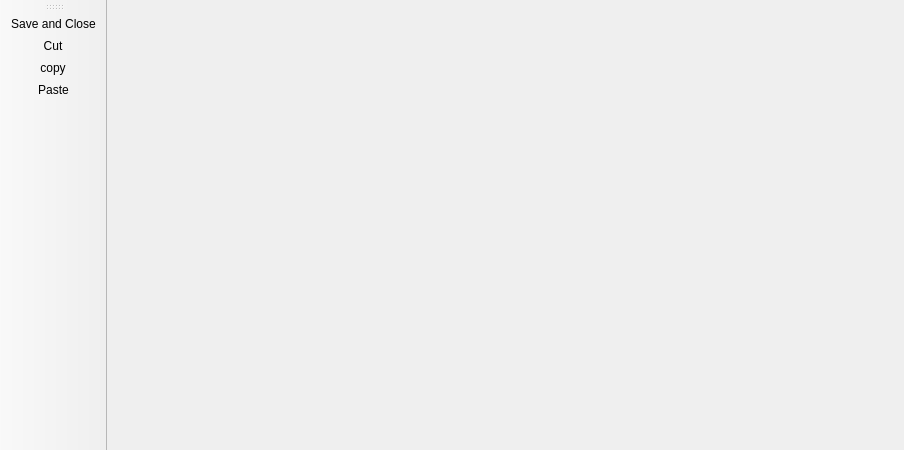
jonasgitt/ScriptMax-TreeView, file sampletable.ui: the form before one commit.
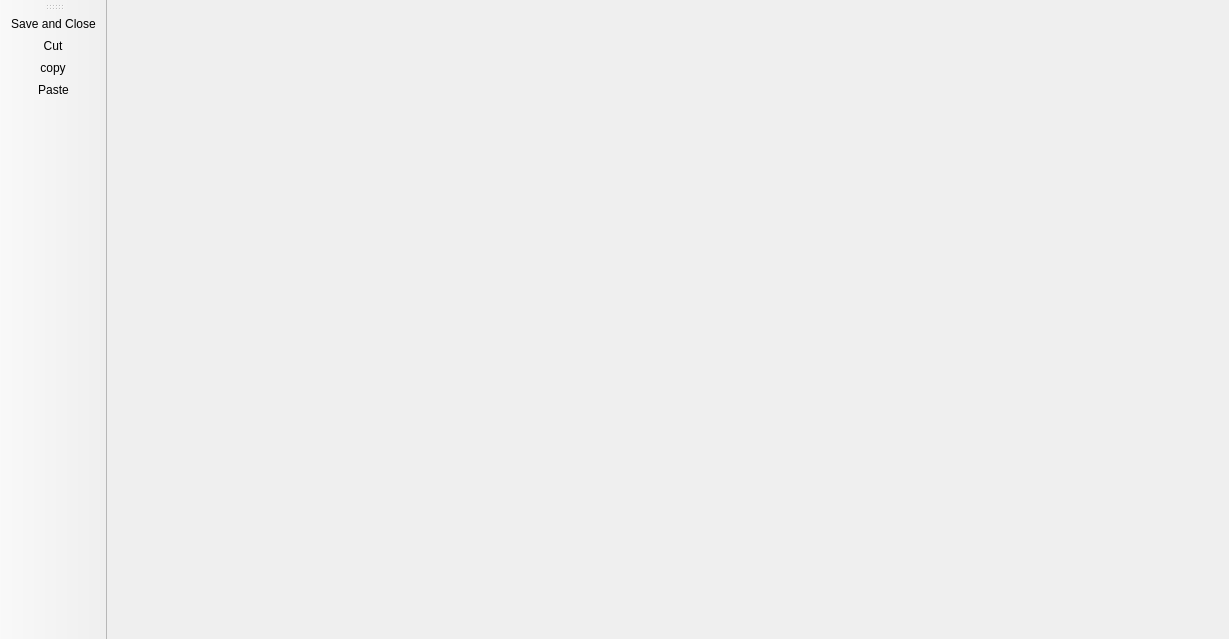
The form after the commit. Icons and pictures are not drawn.

Commit message: Decomposed and improved functions in SampleTable. Added psi and course_nomirror options to table. Created input validation functions.

Diff of the .ui file:
```diff
--- a/sampletable.ui
+++ b/sampletable.ui
@@ -6,8 +6,8 @@
    <rect>
     <x>0</x>
     <y>0</y>
-    <width>904</width>
-    <height>450</height>
+    <width>1229</width>
+    <height>639</height>
    </rect>
   </property>
   <property name="windowTitle">
```
Left out of the diff: 42 changed lines with no effect on the pictures. The commit also changes 2 other files.
